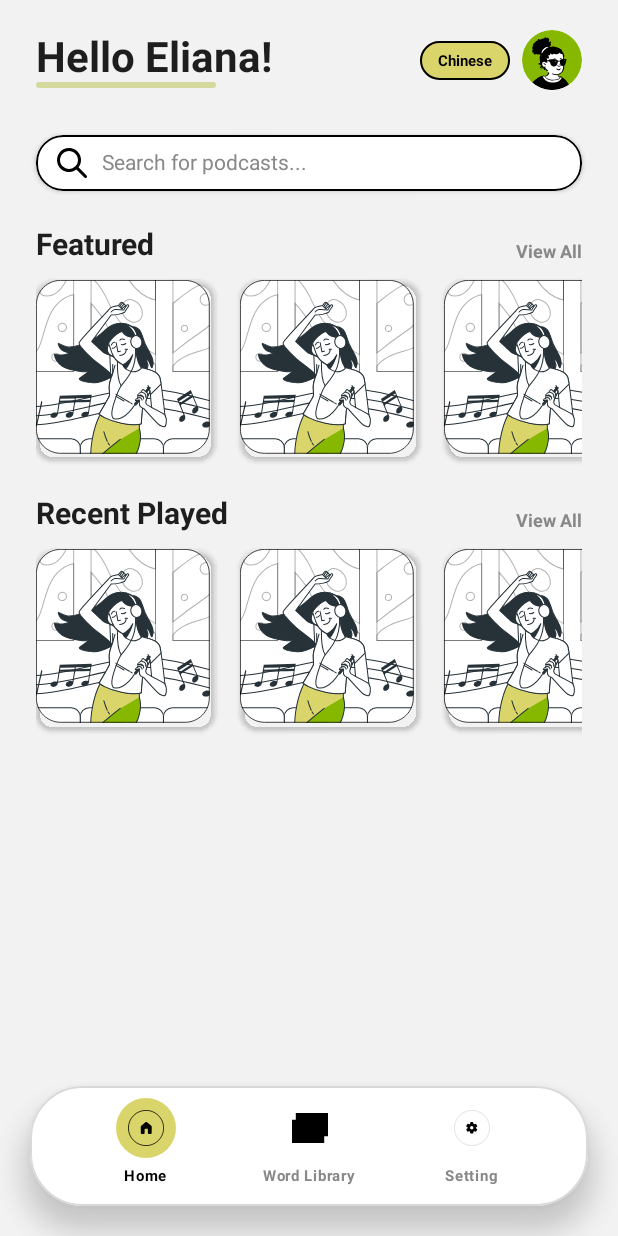
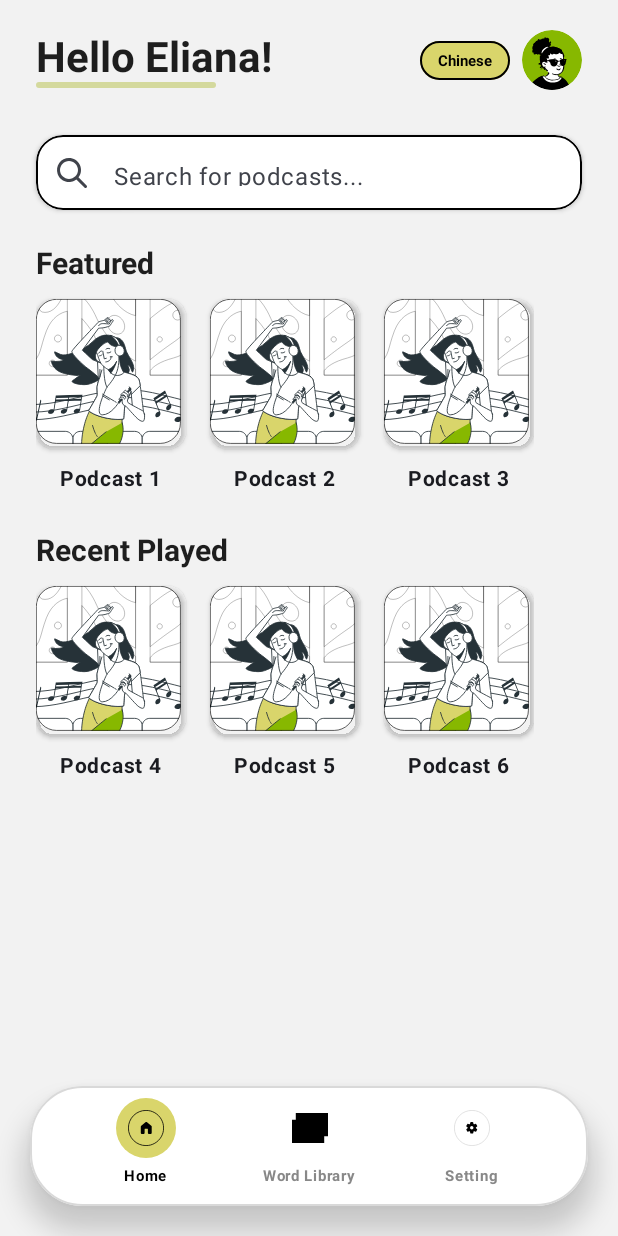
Before and after one commit to landing2/Lingonary_, an Android app built with Jetpack Compose: the screen it shows after launch (MainActivity), on a phone screen of 412 x 824 dp. Run offline under Robolectric (Android 15) with nearby library versions, the phone set to English and light mode, and no system bars; our stand-ins replace Room's generated code.

Commit message:
Feature update by Abhay: Search bar drop down menu and podcast description page.

```diff
--- a/app/src/main/java/com/example/lingonary_/HomeScreen.kt
+++ b/app/src/main/java/com/example/lingonary_/HomeScreen.kt
@@ -5,17 +5,18 @@ import androidx.compose.foundation.background
 import androidx.compose.foundation.border
 import androidx.compose.foundation.clickable
 import androidx.compose.foundation.layout.*
+import androidx.compose.foundation.lazy.LazyColumn
 import androidx.compose.foundation.lazy.LazyRow
-import androidx.compose.foundation.rememberScrollState
+import androidx.compose.foundation.lazy.items
 import androidx.compose.foundation.shape.CircleShape
 import androidx.compose.foundation.shape.RoundedCornerShape
-import androidx.compose.foundation.verticalScroll
 import androidx.compose.material3.*
-import androidx.compose.runtime.Composable
+import androidx.compose.runtime.*
 import androidx.compose.ui.Alignment
 import androidx.compose.ui.Modifier
 import androidx.compose.ui.draw.clip
 import androidx.compose.ui.draw.shadow
+import androidx.compose.ui.focus.onFocusChanged
 import androidx.compose.ui.graphics.Color
 import androidx.compose.ui.layout.ContentScale
 import androidx.compose.ui.res.painterResource
@@ -23,13 +24,20 @@ import androidx.compose.ui.text.TextStyle
 import androidx.compose.ui.text.font.FontWeight
 import androidx.compose.ui.unit.dp
 import androidx.compose.ui.unit.sp
+import com.example.lingonary_.models.Podcast
 import com.example.lingonary_.ui.theme.*
 
 @Composable
 fun HomeScreen(
-    onPodcastClick: () -> Unit = {},
-    onWordLibClick: () -> Unit = {}
+    podcasts: List<Podcast>,
+    onPodcastClick: (Podcast) -> Unit,
+    onWordLibClick: () -> Unit = {},
 ) {
+    var searchQuery by remember { mutableStateOf("") }
+    val featuredPodcasts = podcasts.take(3)
+    val recentPodcasts = podcasts.drop(3).take(3)
+    val filteredForSearch = podcasts.filter { it.title.contains(searchQuery, ignoreCase = true) }
+
     Scaffold(
         containerColor = BackgroundGray,
         bottomBar = {
@@ -43,11 +51,10 @@ fun HomeScreen(
                 .fillMaxSize()
                 .padding(paddingValues)
                 .padding(horizontal = 24.dp)
-                .verticalScroll(rememberScrollState())
         ) {
             Spacer(modifier = Modifier.height(20.dp))
 
-            // --- HEADER ---
+            // --- HEADER (STATIC) ---
             Row(
                 modifier = Modifier.fillMaxWidth(),
                 horizontalArrangement = Arrangement.SpaceBetween,
@@ -57,11 +64,7 @@ fun HomeScreen(
                 Column {
                     Text(
                         text = "Hello Eliana!",
-                        style = TextStyle(
-                            fontSize = 28.sp,
-                            fontWeight = FontWeight.Bold,
-                            color = TextBlack
-                        )
+                        style = TextStyle(fontSize = 28.sp, fontWeight = FontWeight.Bold, color = TextBlack)
                     )
                     Box(
                         modifier = Modifier
@@ -85,90 +88,129 @@ fun HomeScreen(
                             style = TextStyle(fontSize = 10.sp, fontWeight = FontWeight.Bold, color = Color.Black)
                         )
                     }
-
                     Spacer(modifier = Modifier.width(8.dp))
-
                     Image(
                         painter = painterResource(id = R.drawable.ic_avatar_face),
                         contentDescription = "User",
-                        modifier = Modifier
-                            .size(40.dp)
-                            .clip(CircleShape)
+                        modifier = Modifier.size(40.dp).clip(CircleShape)
                     )
                 }
             }
             Spacer(modifier = Modifier.height(30.dp))
-            //--Search bar--
-            Box(
-                modifier = Modifier
-                    .fillMaxWidth()
-                    .height(37.dp)
-                    .shadow(2.dp, RoundedCornerShape(18.dp))
-                    .background(White, RoundedCornerShape(18.dp))
-                    .border(1.dp, BlackStroke, RoundedCornerShape(18.dp))
-                    .padding(horizontal = 12.dp),
-                contentAlignment = Alignment.CenterStart
-            ) {
-                Row(verticalAlignment = Alignment.CenterVertically) {
-                    Image(
-                        painter = painterResource(id = R.drawable.ic_search_bar),
-                        contentDescription = "Search",
-                        modifier = Modifier.size(24.dp)
+
+            //--Search bar (STATIC)--
+            SearchBar(
+                query = searchQuery,
+                onQueryChange = { searchQuery = it },
+                suggestions = filteredForSearch,
+                onSuggestionClick = {
+                    onPodcastClick(it) // Show popup
+                    searchQuery = "" // Clear query
+                }
             )
-                    Spacer(modifier = Modifier.width(8.dp))
-                    Text(
-                        text = "Search for podcasts...",
-                        style = TextStyle(color = Color.Gray, fontSize = 14.sp)
-                    )
+
+            Spacer(modifier = Modifier.height(24.dp))
+
+            // --- SCROLLABLE CONTENT ---
+            LazyColumn(verticalArrangement = Arrangement.spacedBy(24.dp)) {
+                item {
+                    SectionHeader("Featured")
+                    Spacer(modifier = Modifier.height(12.dp))
+                    LazyRow(horizontalArrangement = Arrangement.spacedBy(16.dp)) {
+                        items(featuredPodcasts) { podcast ->
+                            PodcastItem(podcast, onPodcastClick)
+                        }
                     }
                 }
 
-            Spacer(modifier = Modifier.height(24.dp))
-
-            //--Featured--
-            SectionHeader("Featured")
+                item {
+                    SectionHeader("Recent Played")
                     Spacer(modifier = Modifier.height(12.dp))
                     LazyRow(horizontalArrangement = Arrangement.spacedBy(16.dp)) {
-                items(3) {
+                        items(recentPodcasts) { podcast ->
+                            PodcastItem(podcast, onPodcastClick)
+                        }
+                    }
+                }
+                item { Spacer(modifier = Modifier.height(100.dp)) }
+            }
+        }
+    }
+}
+
+@Composable
+fun PodcastItem(podcast: Podcast, onPodcastClick: (Podcast) -> Unit) {
+    Column(
+        horizontalAlignment = Alignment.CenterHorizontally,
+        modifier = Modifier.clickable { onPodcastClick(podcast) },
+        verticalArrangement = Arrangement.spacedBy(8.dp)
+    ) {
         Image(
             painter = painterResource(id = R.drawable.ic_podcast_card),
             contentDescription = "Podcast",
             modifier = Modifier
-                            .width(120.dp)
-                            .height(120.dp)
+                .width(100.dp)
+                .height(100.dp)
                 .shadow(2.dp, RoundedCornerShape(12.dp))
-                            .clip(RoundedCornerShape(12.dp))
-                            .clickable { onPodcastClick() },
+                .clip(RoundedCornerShape(12.dp)),
             contentScale = ContentScale.Crop
+        )
+        Text(text = podcast.title, fontSize = 14.sp, fontWeight = FontWeight.Bold)
+    }
+}
+
+@OptIn(ExperimentalMaterial3Api::class)
+@Composable
+fun SearchBar(
+    query: String,
+    onQueryChange: (String) -> Unit,
+    suggestions: List<Podcast>,
+    onSuggestionClick: (Podcast) -> Unit
+) {
+    var isFocused by remember { mutableStateOf(false) }
+    val expanded = isFocused && query.isNotEmpty()
+
+    Box {
+        TextField(
+            value = query,
+            onValueChange = onQueryChange,
+            placeholder = { Text("Search for podcasts...") },
+            modifier = Modifier
+                .fillMaxWidth()
+                .height(50.dp)
+                .shadow(2.dp, RoundedCornerShape(18.dp))
+                .background(White, RoundedCornerShape(18.dp))
+                .border(1.dp, BlackStroke, RoundedCornerShape(18.dp))
+                .onFocusChanged { isFocused = it.isFocused },
+            leadingIcon = { Icon(painterResource(id = R.drawable.ic_search_bar), contentDescription = "Search") },
+            shape = RoundedCornerShape(18.dp),
+            colors = TextFieldDefaults.colors(
+                focusedContainerColor = White,
+                unfocusedContainerColor = White,
+                disabledContainerColor = White,
+                focusedIndicatorColor = Color.Transparent,
+                unfocusedIndicatorColor = Color.Transparent,
+            )
+        )
+
+        DropdownMenu(
+            expanded = expanded,
+            onDismissRequest = { isFocused = false },
+            modifier = Modifier.fillMaxWidth()
+        ) {
+            suggestions.forEach { podcast ->
+                DropdownMenuItem(
+                    text = { Text(text = podcast.title) },
+                    onClick = {
+                        onSuggestionClick(podcast)
+                        isFocused = false
+                    }
                 )
             }
         }
-
-            Spacer(modifier = Modifier.height(24.dp))
-
-            //--Recent played--
-            SectionHeader("Recent Played")
-            Spacer(modifier = Modifier.height(12.dp))
-            LazyRow(horizontalArrangement = Arrangement.spacedBy(16.dp)) {
-                items(3) {
-                    Image(
-                        painter = painterResource(id = R.drawable.ic_podcast_card),
-                        contentDescription = "Podcast",
-                        modifier = Modifier
-                            .width(120.dp)
-                            .height(120.dp)
-                            .shadow(2.dp, RoundedCornerShape(12.dp))
-                            .clip(RoundedCornerShape(12.dp))
-                            .clickable { onPodcastClick() },
-                        contentScale = ContentScale.Crop
-                    )
     }
 }
 
-            Spacer(modifier = Modifier.height(100.dp))
-        }
-    }
-}
 @Composable
 fun SectionHeader(title: String) {
     Row(
@@ -180,10 +222,10 @@ fun SectionHeader(title: String) {
             text = title,
             style = TextStyle(fontSize = 20.sp, fontWeight = FontWeight.Bold, color = TextBlack)
         )
-        Text(
-            text = "View All",
-            style = TextStyle(fontSize = 12.sp, color = Color.Gray, fontWeight = FontWeight.Bold)
-        )
+//        Text(
+//            text = "View All",
+//            style = TextStyle(fontSize = 12.sp, color = Color.Gray, fontWeight = FontWeight.Bold)
+//        )
     }
 }
 
@@ -207,21 +249,18 @@ fun HomeBottomNavBar(onWordLibClick: () -> Unit) {
                 horizontalArrangement = Arrangement.SpaceEvenly,
                 verticalAlignment = Alignment.CenterVertically
             ) {
-                // Home(selected)
                 NavIcon(
                     iconRes = R.drawable.ic_home_filled,
                     label = "Home",
                     isSelected = true,
-                    onClick = {} // Already home
+                    onClick = {}
                 )
-                // Word lib
                 NavIcon(
                     iconRes = R.drawable.ic_wordlib,
                     label = "Word Library",
                     isSelected = false,
-                    onClick = onWordLibClick // Connects the click
+                    onClick = onWordLibClick
                 )
-                // Settings
                 NavIcon(
                     iconRes = R.drawable.ic_setting_unfilled,
                     label = "Setting",
@@ -232,6 +271,7 @@ fun HomeBottomNavBar(onWordLibClick: () -> Unit) {
         }
     }
 }
+
 @Composable
 fun NavIcon(iconRes: Int, label: String, isSelected: Boolean, onClick: () -> Unit) {
     Column(
@@ -254,7 +294,7 @@ fun NavIcon(iconRes: Int, label: String, isSelected: Boolean, onClick: () -> Uni
             text = label,
             fontSize = 10.sp,
             fontWeight = FontWeight.Bold,
-            color = if(isSelected) Color.Black else Color.Gray
+            color = if (isSelected) Color.Black else Color.Gray
         )
     }
 }
--- /dev/null
+++ b/app/src/main/java/com/example/lingonary_/models/Podcast.kt
@@ -0,0 +1,6 @@
+package com.example.lingonary_.models
+
+data class Podcast(
+    val title: String,
+    val description: String = "This is a podcast app built by Team Spaghetti during the fall semester of 2025."
+)
```
Also changed, not shown: app/src/main/java/com/example/lingonary_/MainActivity.kt (+71 -23 lines), app/src/main/java/com/example/lingonary_/models/Podcast.java (deleted, +0 -50 lines). Lines whose indentation alone changed are shown as unchanged.
